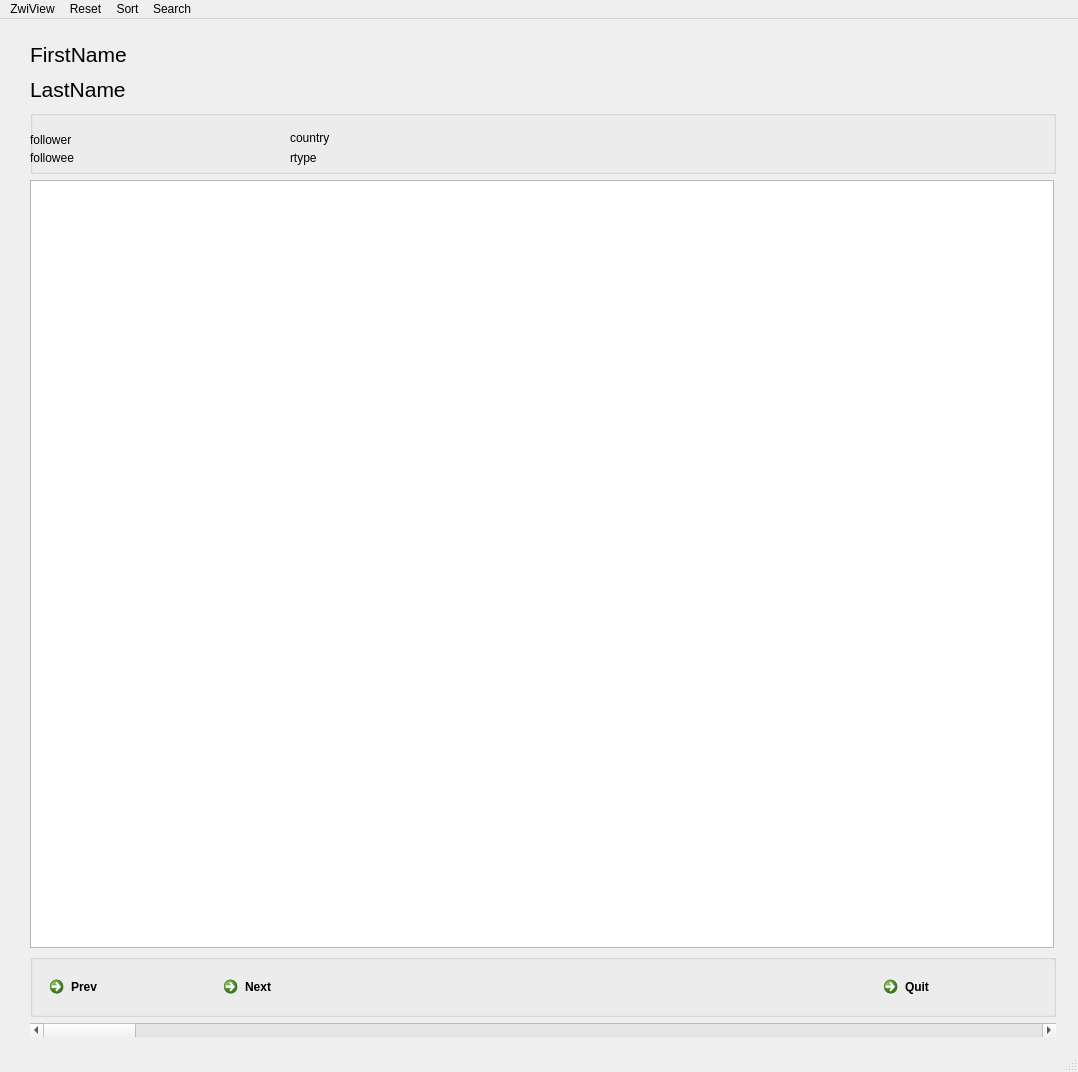
Above: zwi/zwi_ui_v0.ui from permezel/zwi before the change. Below: the same form after it.
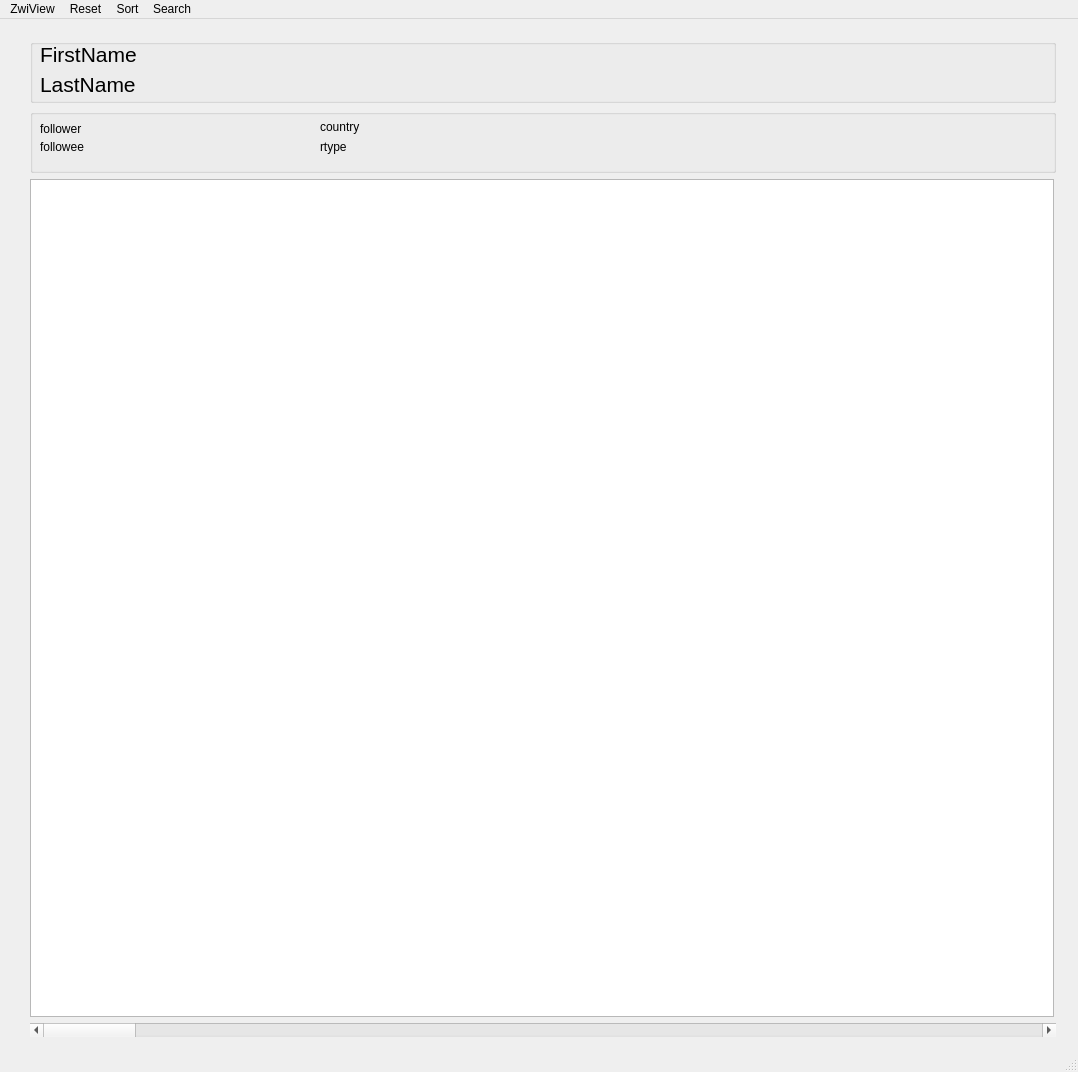
That is the form after the change.

Commit message: Tweaked the UI a bit.  No longer the buttons at the bottom.

Diff of the .ui file:
```diff
--- a/zwi/zwi_ui_v0.ui
+++ b/zwi/zwi_ui_v0.ui
@@ -28,7 +28,46 @@
       <enum>QLayout::SetMinimumSize</enum>
      </property>
      <item>
+      <widget class="QGroupBox" name="groupBox">
+       <property name="enabled">
+        <bool>true</bool>
+       </property>
+       <property name="sizePolicy">
+        <sizepolicy hsizetype="Preferred" vsizetype="Fixed">
+         <horstretch>0</horstretch>
+         <verstretch>0</verstretch>
+        </sizepolicy>
+       </property>
+       <property name="minimumSize">
+        <size>
+         <width>1024</width>
+         <height>64</height>
+        </size>
+       </property>
+       <property name="maximumSize">
+        <size>
+         <width>16777215</width>
+         <height>64</height>
+        </size>
+       </property>
+       <property name="baseSize">
+        <size>
+         <width>1024</width>
+         <height>64</height>
+        </size>
+       </property>
+       <property name="title">
+        <string/>
+       </property>
       <widget class="QLabel" name="firstName">
+        <property name="geometry">
+         <rect>
+          <x>10</x>
+          <y>0</y>
+          <width>511</width>
+          <height>31</height>
+         </rect>
+        </property>
        <property name="font">
         <font>
          <pointsize>16</pointsize>
@@ -38,9 +77,15 @@
         <string>FirstName</string>
        </property>
       </widget>
-     </item>
-     <item>
       <widget class="QLabel" name="lastName">
+        <property name="geometry">
+         <rect>
+          <x>10</x>
+          <y>30</y>
+          <width>501</width>
+          <height>31</height>
+         </rect>
+        </property>
        <property name="font">
         <font>
          <pointsize>16</pointsize>
@@ -50,6 +95,7 @@
         <string>LastName</string>
        </property>
       </widget>
+      </widget>
      </item>
      <item>
       <widget class="QGroupBox" name="groupBox_2">
@@ -77,8 +123,8 @@
        <widget class="QWidget" name="widget" native="true">
         <property name="geometry">
          <rect>
-          <x>0</x>
-          <y>20</y>
+          <x>10</x>
+          <y>10</y>
           <width>251</width>
           <height>41</height>
          </rect>
@@ -113,8 +159,8 @@
        <widget class="QWidget" name="widget_2" native="true">
         <property name="geometry">
          <rect>
-          <x>260</x>
-          <y>20</y>
+          <x>290</x>
+          <y>10</y>
           <width>181</width>
           <height>41</height>
          </rect>
@@ -151,7 +197,7 @@
      <item>
       <widget class="QGraphicsView" name="graphicsView">
        <property name="sizePolicy">
-        <sizepolicy hsizetype="Fixed" vsizetype="Fixed">
+        <sizepolicy hsizetype="Fixed" vsizetype="Preferred">
          <horstretch>0</horstretch>
          <verstretch>0</verstretch>
         </sizepolicy>
@@ -162,49 +208,12 @@
          <height>768</height>
         </size>
        </property>
-      </widget>
-     </item>
-     <item>
-      <widget class="QGroupBox" name="groupBox">
-       <property name="title">
-        <string/>
-       </property>
-       <layout class="QHBoxLayout" name="horizontalLayout">
-        <item>
-         <widget class="QCommandLinkButton" name="butPrev">
-          <property name="text">
-           <string>Prev</string>
-          </property>
-         </widget>
-        </item>
-        <item>
-         <widget class="QCommandLinkButton" name="butNext">
-          <property name="text">
-           <string>Next</string>
-          </property>
-         </widget>
-        </item>
-        <item>
-         <spacer name="horizontalSpacer_2">
-          <property name="orientation">
-           <enum>Qt::Horizontal</enum>
-          </property>
-          <property name="sizeHint" stdset="0">
+       <property name="baseSize">
            <size>
-            <width>40</width>
-            <height>20</height>
-           </size>
-          </property>
-         </spacer>
-        </item>
-        <item>
-         <widget class="QCommandLinkButton" name="butQuit">
-          <property name="text">
-           <string>Quit</string>
-          </property>
-         </widget>
-        </item>
-       </layout>
+         <width>1024</width>
+         <height>768</height>
+        </size>
+       </property>
       </widget>
      </item>
      <item>
```
Lines whose indentation alone changed are shown as unchanged. The commit also changes 1 other file.
